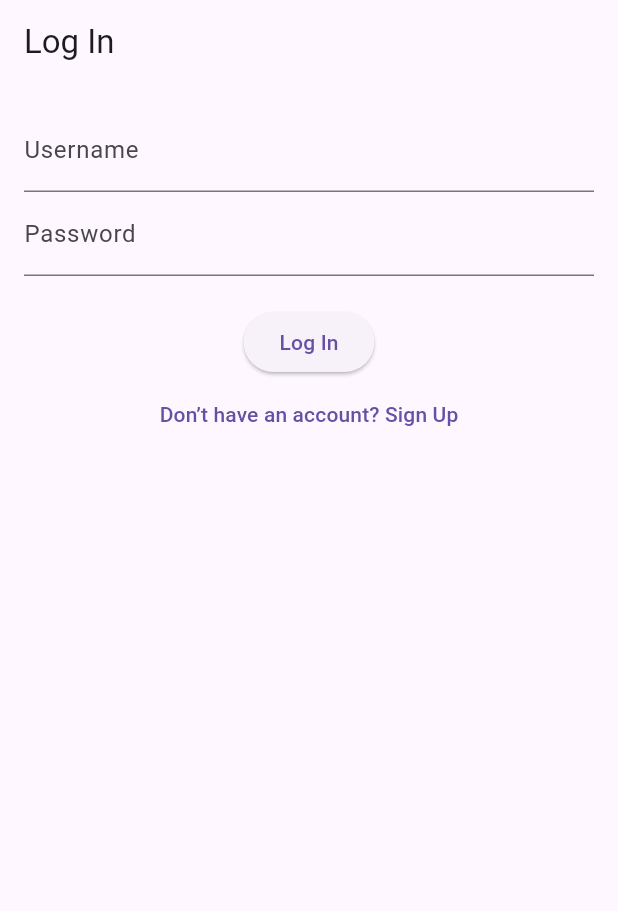
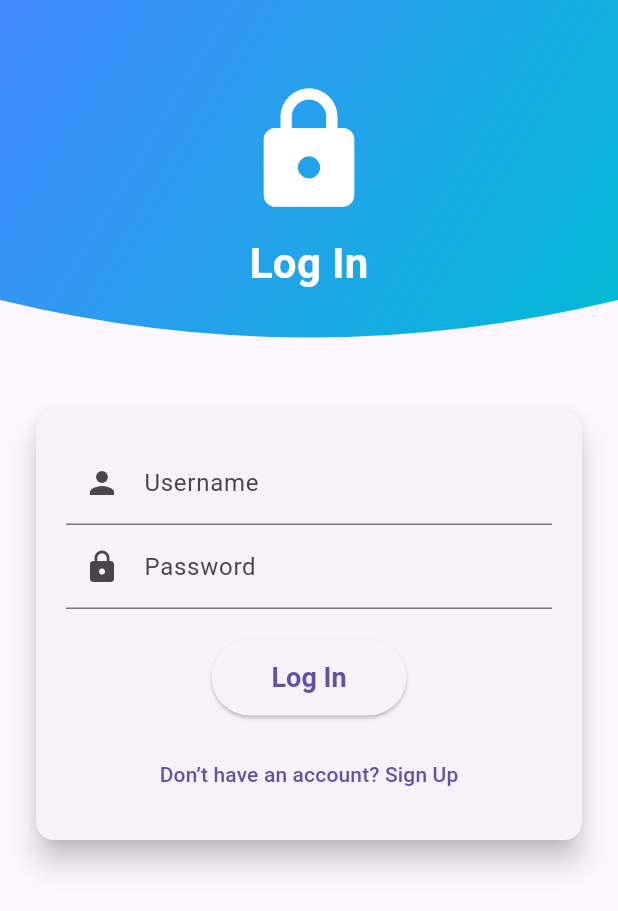
Before and after one commit to Maryam92210054/project1mobile, a Flutter app: the screen it shows after launch, on a phone screen of 412 x 824 dp. Shown: the top 911 px of the screen. Run offline on Flutter 3.47's test engine with Material 3 defaults, Android fonts, the phone set to English and light mode, and no system bars.

Commit message:
Update auth_page.dart

```diff
--- a/lib/auth_page.dart
+++ b/lib/auth_page.dart
@@ -69,26 +69,80 @@ class _AuthPageState extends State<AuthPage> {
   @override
   Widget build(BuildContext context) {
     return Scaffold(
-      appBar: AppBar(
-        title: Text(widget.isSignIn ? 'Sign Up' : 'Log In'),
+      body: Column(
+        children: [
+          // Custom header with a gradient and special icon
+          ClipPath(
+            clipper: CustomHeaderClipper(),
+            child: Container(
+              width: double.infinity,
+              height: 250,
+              decoration: BoxDecoration(
+                gradient: LinearGradient(
+                  colors: [Colors.blueAccent, Colors.cyan],
+                  begin: Alignment.topLeft,
+                  end: Alignment.bottomRight,
                 ),
-      body: Padding(
-        padding: const EdgeInsets.all(16.0),
+              ),
+              child: Center(
+                child: Column(
+                  mainAxisAlignment: MainAxisAlignment.center,
+                  children: [
+                    Icon(Icons.lock, size: 90, color: Colors.white),
+                    SizedBox(height: 10),
+                    Text(
+                      widget.isSignIn ? "Create Account" : "Log In",
+                      style: TextStyle(
+                        color: Colors.white,
+                        fontSize: 28,
+                        fontWeight: FontWeight.bold,
+                      ),
+                    ),
+                  ],
+                ),
+              ),
+            ),
+          ),
+          // Body with card style for inputs
+          Expanded(
+            child: Padding(
+              padding: const EdgeInsets.all(20.0),
+              child: SingleChildScrollView(
+                child: Column(
+                  crossAxisAlignment: CrossAxisAlignment.start,
+                  children: [
+                    // Form card
+                    Card(
+                      elevation: 8,
+                      shape: RoundedRectangleBorder(
+                        borderRadius: BorderRadius.circular(12),
+                      ),
+                      child: Padding(
+                        padding: const EdgeInsets.all(20.0),
                         child: Column(
                           children: [
                             TextField(
                               controller: _usernameController,
-              decoration: const InputDecoration(labelText: 'Username'),
+                              decoration: const InputDecoration(
+                                labelText: 'Username',
+                                prefixIcon: Icon(Icons.person),
+                              ),
                             ),
                             if (widget.isSignIn)
                               TextField(
                                 controller: _emailController,
-                decoration: const InputDecoration(labelText: 'Email'),
+                                decoration: const InputDecoration(
+                                  labelText: 'Email',
+                                  prefixIcon: Icon(Icons.email),
+                                ),
                                 keyboardType: TextInputType.emailAddress,
                               ),
                             TextField(
                               controller: _passwordController,
-              decoration: const InputDecoration(labelText: 'Password'),
+                              decoration: const InputDecoration(
+                                labelText: 'Password',
+                                prefixIcon: Icon(Icons.lock),
+                              ),
                               obscureText: true,
                             ),
                             const SizedBox(height: 20),
@@ -97,7 +151,13 @@ class _AuthPageState extends State<AuthPage> {
                               child: _isLoading
                                   ? const CircularProgressIndicator(color: Colors.white)
                                   : Text(widget.isSignIn ? 'Sign Up' : 'Log In'),
+                              style: ElevatedButton.styleFrom(
+
+                                padding: EdgeInsets.symmetric(horizontal: 40, vertical: 15),
+                                textStyle: TextStyle(fontSize: 18, fontWeight: FontWeight.bold),
                               ),
+                            ),
+                            const SizedBox(height: 15),
                             TextButton(
                               onPressed: () {
                                 Navigator.pushReplacement(
@@ -114,6 +174,35 @@ class _AuthPageState extends State<AuthPage> {
                           ],
                         ),
                       ),
+                    ),
+                  ],
+                ),
+              ),
+            ),
+          ),
+        ],
+      ),
     );
   }
 }
+
+// Custom clipper to create a curved header
+class CustomHeaderClipper extends CustomClipper<Path> {
+  @override
+  Path getClip(Size size) {
+    final path = Path();
+    path.lineTo(0.0, size.height - 50);
+    final firstControlPoint = Offset(size.width / 2, size.height);
+    final firstEndPoint = Offset(size.width, size.height - 50);
+    path.quadraticBezierTo(firstControlPoint.dx, firstControlPoint.dy,
+        firstEndPoint.dx, firstEndPoint.dy);
+    path.lineTo(size.width, 0.0);
+    path.close();
+    return path;
+  }
+
+  @override
+  bool shouldReclip(CustomClipper<Path> oldClipper) {
+    return false;
+  }
+}
```
Lines whose indentation alone changed are shown as unchanged.
